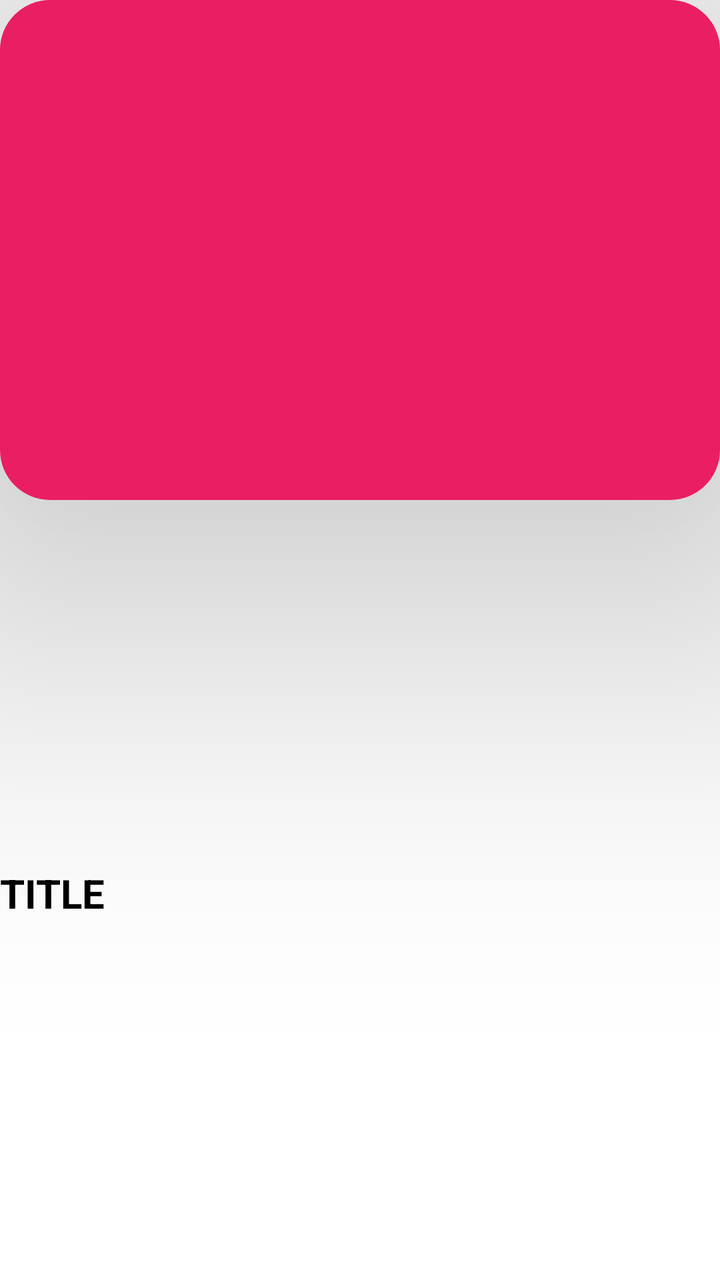
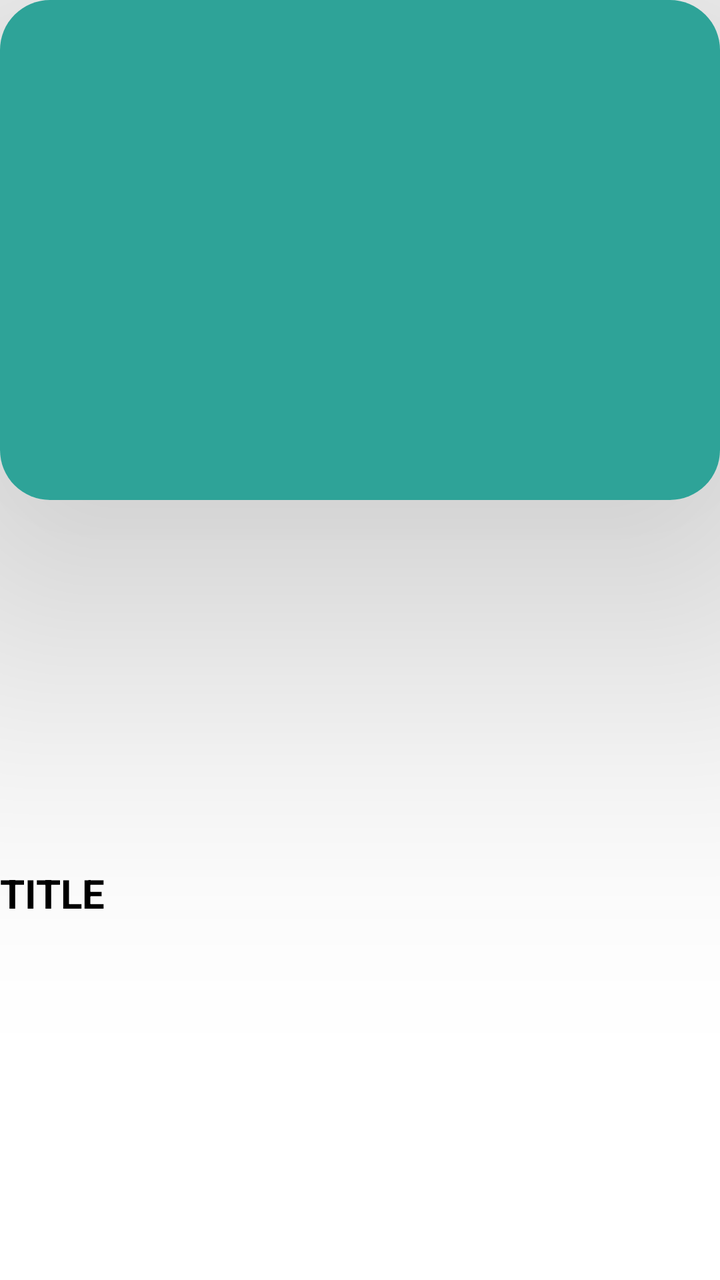

Compare the two renders of this Android layout. The source of the first and the diff that turns it into the second are given below.
<!-- AndroidManifest.xml: application theme AppTheme -->
<!-- res/layout/listitems.xml -->
<?xml version="1.0" encoding="utf-8"?>
<androidx.constraintlayout.widget.ConstraintLayout xmlns:android="http://schemas.android.com/apk/res/android"
    xmlns:app="http://schemas.android.com/apk/res-auto"
    android:layout_width="match_parent"
    android:layout_height="wrap_content"
    android:layout_marginLeft="15dp"
    android:layout_marginTop="20dp"
    android:layout_marginRight="15dp"
    android:background="#FFFFFF">

    <androidx.cardview.widget.CardView
        android:id="@+id/cardView"
        android:layout_width="0dp"
        android:layout_height="250dp"
        app:cardCornerRadius="25dp"
        android:layout_marginBottom="16dp"
        android:background="@color/colorPrimaryDark"
        android:elevation="100dp"
        app:cardElevation="100dp"
        app:layout_constraintEnd_toEndOf="parent"
        app:layout_constraintStart_toStartOf="parent"
        app:layout_constraintTop_toTopOf="parent">

        <ImageView
            android:id="@+id/imageView"
            android:layout_width="match_parent"
            android:layout_height="match_parent"
            android:background="#E91E63"
            android:contentDescription="ThumbImage"
            android:scaleType="fitXY" />
    </androidx.cardview.widget.CardView>

    <TextView
        android:id="@+id/textTitle"
        android:layout_width="0dp"
        android:layout_height="wrap_content"
        android:layout_gravity="bottom"
        android:layout_marginTop="8dp"
        android:paddingBottom="5dp"
        android:text="TITLE"
        android:textColor="@android:color/black"
        android:textSize="20sp"
        android:textStyle="bold"
        app:layout_constraintBottom_toBottomOf="parent"
        app:layout_constraintEnd_toEndOf="@id/cardView"
        app:layout_constraintStart_toStartOf="@id/cardView"
        app:layout_constraintTop_toBottomOf="@id/cardView"
        android:background="@android:color/white"/>
</androidx.constraintlayout.widget.ConstraintLayout>
<!-- resources referenced by this layout -->
<resources>
  <color name="colorPrimaryDark">#3700B3</color>
  <style name="AppTheme" parent="Theme.AppCompat.Light.NoActionBar">
          
          <item name="colorPrimary">#6200EE</item>
          <item name="colorPrimaryDark">#3700B3</item>
          <item name="colorAccent">@color/colorAccent</item>
      </style>
  <color name="colorAccent">#03DAC5</color>
</resources>

<!-- the commit's change to res/layout/listitems.xml (unified diff, before → after) -->
@@ -22,16 +22,16 @@
         app:layout_constraintTop_toTopOf="parent">
 
         <ImageView
-            android:id="@+id/imageView"
+            android:id="@+id/imageViewThumbnail"
             android:layout_width="match_parent"
             android:layout_height="match_parent"
-            android:background="#E91E63"
+            android:background="#2EA398"
             android:contentDescription="ThumbImage"
             android:scaleType="fitXY" />
     </androidx.cardview.widget.CardView>
 
     <TextView
-        android:id="@+id/textTitle"
+        android:id="@+id/textViewTitle"
         android:layout_width="0dp"
         android:layout_height="wrap_content"
         android:layout_gravity="bottom"
